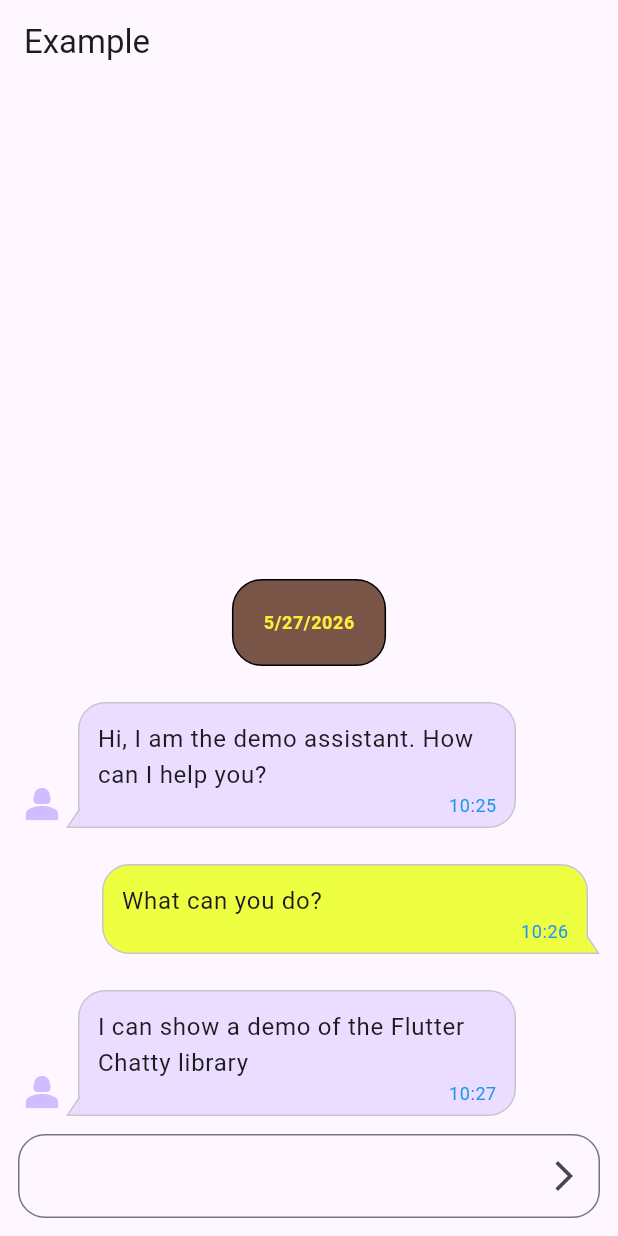
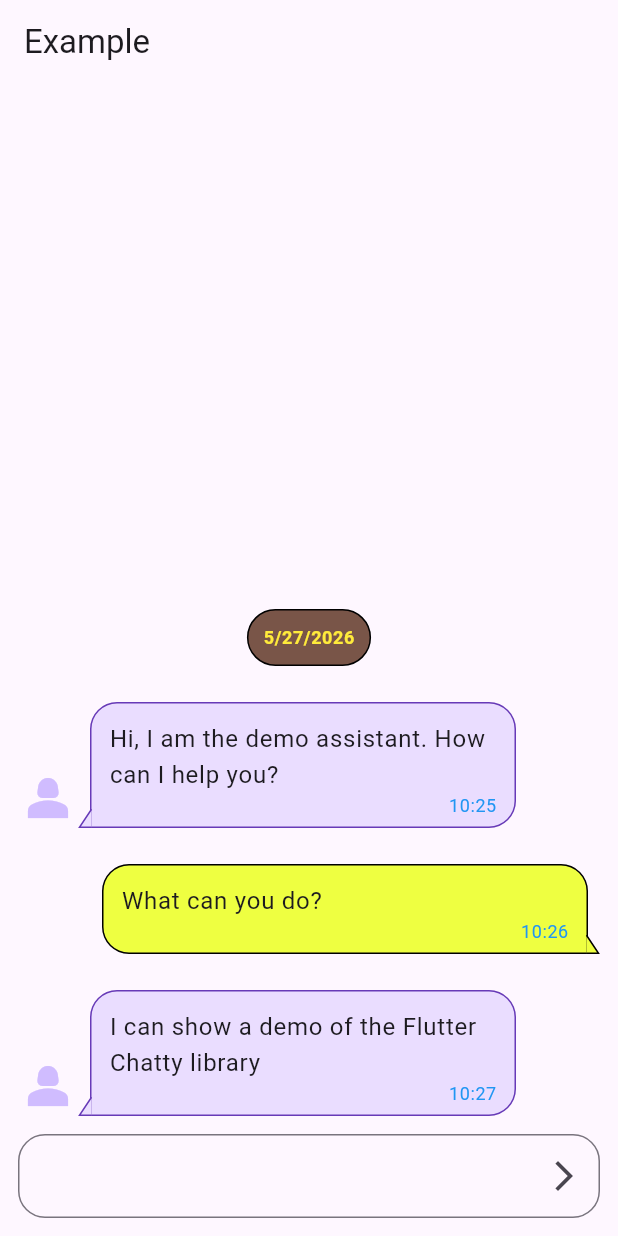
Before and after one commit to michielvaneerd/flutter_chatty, a Flutter app: the screen it shows after launch, on a phone screen of 412 x 824 dp. Run offline on Flutter 3.47's test engine with Material 3 defaults, Android fonts, the phone set to English and light mode, and no system bars; our stand-ins replace equatable.

Commit message:
Border color

```diff
--- a/example/lib/main.dart
+++ b/example/lib/main.dart
@@ -137,6 +137,8 @@ class _MyAppState extends State<MyApp> {
         child: ChattyWidget(
           style: ChattyWidgetStyle(
             userColor: Colors.limeAccent,
+            userBorderColor: Colors.black,
+            assistantBorderColor: Colors.deepPurple,
             assistantTextStyle: Theme.of(context).textTheme.bodyLarge,
             userTextStyle: Theme.of(context).textTheme.bodyLarge,
             timeStyle: Theme.of(
@@ -147,7 +149,7 @@ class _MyAppState extends State<MyApp> {
               fontWeight: FontWeight.bold,
             ),
             borderWidth: 1.0,
-            datePadding: EdgeInsets.all(20),
+            datePadding: EdgeInsets.all(10),
             dateBoxDecoration: BoxDecoration(
               border: Border.all(color: Colors.black),
               borderRadius: BorderRadius.circular(20),
@@ -165,7 +167,7 @@ class _MyAppState extends State<MyApp> {
           documentsString: 'SOURCES:',
           assistantPersona: Icon(
             Icons.person_2,
-            size: 32,
+            size: 40,
             color: Theme.of(context).colorScheme.inversePrimary,
           ),
           onDocumentClicked: (doc) {
--- a/lib/src/chatty_item_widget.dart
+++ b/lib/src/chatty_item_widget.dart
@@ -186,6 +186,11 @@ class ChattyItemWidget extends StatelessWidget {
         style.userColor ?? Theme.of(context).colorScheme.surfaceContainerLowest;
     final assistantColor =
         style.assistantColor ?? Theme.of(context).colorScheme.primaryContainer;
+    final userBorderColor =
+        style.userBorderColor ?? Theme.of(context).colorScheme.outlineVariant;
+    final assistantBorderColor =
+        style.assistantBorderColor ??
+        Theme.of(context).colorScheme.outlineVariant;
     return Padding(
       padding: EdgeInsets.only(
         left: isAssistant ? 0 : ChattyWidget.paddingBig * 2,
@@ -234,9 +239,9 @@ class ChattyItemWidget extends StatelessWidget {
                           border: style.borderWidth != null
                               ? Border.all(
                                   width: style.borderWidth!,
-                                  color: Theme.of(
-                                    context,
-                                  ).colorScheme.outlineVariant,
+                                  color: isAssistant
+                                      ? assistantBorderColor
+                                      : userBorderColor,
                                 )
                               : null,
                         ),
@@ -348,7 +353,9 @@ class ChattyItemWidget extends StatelessWidget {
                     child: _BubbleTail(
                       color: assistantColor,
                       isAssistant: isAssistant,
-                      borderColor: Theme.of(context).colorScheme.outlineVariant,
+                      borderColor: isAssistant
+                          ? assistantBorderColor
+                          : userBorderColor,
                       borderWidth: style.borderWidth,
                     ),
                   ),
@@ -361,7 +368,9 @@ class ChattyItemWidget extends StatelessWidget {
                     child: _BubbleTail(
                       color: userColor,
                       isAssistant: isAssistant,
-                      borderColor: Theme.of(context).colorScheme.outlineVariant,
+                      borderColor: isAssistant
+                          ? assistantBorderColor
+                          : userBorderColor,
                       borderWidth: style.borderWidth,
                     ),
                   ),
--- a/lib/src/chatty_widget_style.dart
+++ b/lib/src/chatty_widget_style.dart
@@ -35,7 +35,14 @@ class ChattyWidgetStyle {
   /// Padding for the user prompts
   final EdgeInsets? userPadding;
 
+  /// Is not null, a border is painted around the message bubbles.
   final double? borderWidth;
+
+  /// Order color for user prompts
+  final Color? userBorderColor;
+
+  /// Border color for assistant responses
+  final Color? assistantBorderColor;
 
   /// Padding for the assistant responses
   final EdgeInsets? assistantPadding;
@@ -53,5 +60,7 @@ class ChattyWidgetStyle {
     this.assistantColor,
     this.userPadding,
     this.assistantPadding,
+    this.userBorderColor,
+    this.assistantBorderColor,
   });
 }
```
